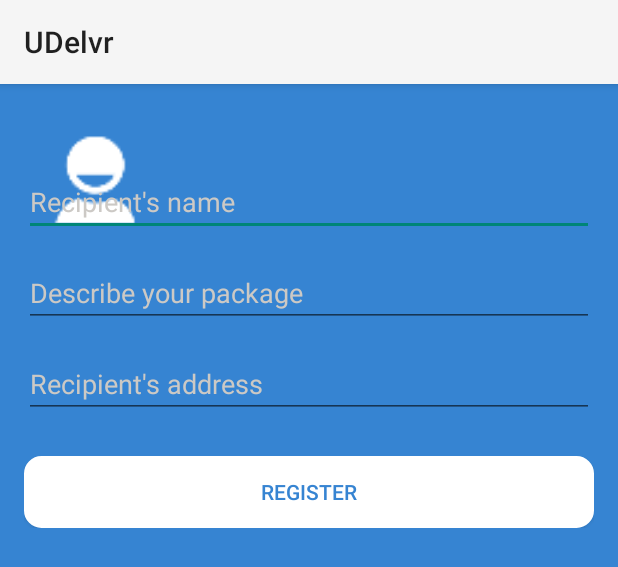
After one commit to mayurj07/UDelvr, an Android app: the layout add_shipment.xml on its own in the app's theme, with its tools: preview values and no code run, on a phone screen of 412 x 824 dp. The commit adds this screen. Shown: the top 567 px of the screen. Run offline under Robolectric (Android 15) with nearby library versions, the phone set to English and light mode, and no system bars.

Commit message:
log in button and form start

```diff
--- a/app/src/main/res/layout/activity_register_details.xml
+++ b/app/src/main/res/layout/activity_register_details.xml
@@ -17,8 +17,8 @@
 
     <com.mikhaellopez.circularimageview.CircularImageView
         android:id="@+id/profilepic"
-            android:layout_width="150dp"
-            android:layout_height="150dp"
+        android:layout_width="96dp"
+        android:layout_height="96dp"
         android:src="@drawable/default_profile"
         app:border_color="#EEEEEE"
         app:border_width="4dp"
@@ -26,6 +26,7 @@
         android:layout_alignParentTop="true"
         android:layout_centerHorizontal="true"
         android:layout_marginTop="60dp" />
+
 
         <EditText
             android:layout_width="wrap_content"
@@ -97,17 +98,5 @@
         android:layout_alignParentEnd="true"
         android:layout_alignParentStart="true" />
 
-
-    <!-- facebook login button -->
-    <com.facebook.widget.LoginButton
-        android:id="@+id/authButton"
-        android:layout_width="match_parent"
-        android:layout_height="wrap_content"
-        android:layout_gravity="center_horizontal"
-        android:layout_marginTop="30dp"
-        android:layout_below="@+id/button_register"
-        android:layout_alignParentEnd="true"
-        android:layout_alignParentStart="true"/>
-
 </RelativeLayout>
     </ScrollView>
--- a/app/src/main/res/layout/activity_spash_screen_signup.xml
+++ b/app/src/main/res/layout/activity_spash_screen_signup.xml
@@ -92,5 +92,28 @@
             android:layout_marginTop="15dp"
             android:layout_gravity="bottom" />
 
+        <TextView
+            android:layout_width="wrap_content"
+            android:layout_height="wrap_content"
+            android:textAppearance="?android:attr/textAppearanceLarge"
+            android:text="@string/or"
+            android:textColor="@color/udelvr_white"
+            android:textSize="20dp"
+            android:id="@+id/textView"
+            android:typeface="monospace"
+            android:layout_alignParentTop="true"
+            android:layout_marginTop="50dp" />
+
+        <!-- facebook login button -->
+        <com.facebook.widget.LoginButton
+            android:id="@+id/authButton"
+            android:layout_width="match_parent"
+            android:layout_height="wrap_content"
+            android:layout_gravity="center_horizontal"
+            android:layout_marginTop="30dp"
+            android:layout_below="@+id/button_signup"
+            android:layout_alignParentEnd="true"
+            android:layout_alignParentStart="true"/>
+
     </LinearLayout>
 </ScrollView>
--- /dev/null
+++ b/app/src/main/res/layout/add_shipment.xml
@@ -0,0 +1,94 @@
+<ScrollView xmlns:android="http://schemas.android.com/apk/res/android"
+    xmlns:tools="http://schemas.android.com/tools"
+    xmlns:app="http://schemas.android.com/apk/res-auto"
+    android:id="@+id/fragmentaddshipment"
+    android:layout_width="fill_parent"
+    android:layout_height="match_parent"
+    tools:context="com.tesla.prasadshirsath.tesla.SignupDetails"
+    android:background="@color/udelvr_blue"
+    >
+    <RelativeLayout
+        android:layout_width="match_parent"
+        android:layout_height="fill_parent"
+        android:paddingLeft="@dimen/activity_horizontal_margin"
+        android:paddingRight="@dimen/activity_horizontal_margin"
+        android:paddingTop="@dimen/activity_vertical_margin"
+        android:paddingBottom="@dimen/activity_vertical_margin"
+        >
+
+        <de.hdodenhof.circleimageview.CircleImageView
+            xmlns:app="http://schemas.android.com/apk/res-auto"
+            android:id="@+id/profile_image"
+            android:layout_width="96dp"
+            android:layout_height="96dp"
+            android:src="@drawable/default_profile"
+            app:border_width="2dp"
+            app:border_color="#FF000000"/>
+
+        <EditText
+            android:layout_width="match_parent"
+            android:layout_height="wrap_content"
+            android:inputType="textPersonName"
+            android:hint="@string/recipient_name"
+            android:textColorHint="@color/udelvr_hint_white"
+            android:ems="10"
+            android:id="@+id/recipient"
+            android:layout_marginTop="40dp"
+            android:textColor="@color/udelvr_white"
+            android:layout_alignParentStart="true"
+            android:layout_alignEnd="@+id/item_desc"
+            />
+
+        <EditText
+            android:layout_width="match_parent"
+            android:layout_height="wrap_content"
+            android:id="@+id/item_desc"
+            android:hint="@string/item_desc"
+            android:layout_marginTop="15dp"
+            android:layout_below="@+id/recipient"
+            android:textColor="@color/udelvr_white"
+            android:textColorHint="@color/udelvr_hint_white"
+            android:layout_alignParentStart="true"
+            android:layout_alignParentEnd="true"
+            android:layout_alignEnd="@+id/imageButton"/>
+
+        <ImageButton
+        android:layout_width="match_parent"
+        android:layout_height="wrap_content"
+        android:id="@+id/imageButton"
+        android:layout_below="@+id/item_desc"
+        android:layout_alignBottom="@+id/item_desc"
+        android:layout_alignEnd="@+id/address"
+        android:layout_marginEnd="189dp" />
+
+
+        <EditText
+            android:layout_width="match_parent"
+            android:layout_height="wrap_content"
+            android:inputType="textPostalAddress"
+            android:hint="@string/address"
+            android:ems="10"
+            android:layout_marginTop="15dp"
+            android:id="@+id/address"
+            android:textColor="@color/udelvr_white"
+            android:textColorHint="@color/udelvr_hint_white"
+            android:layout_alignParentStart="true"
+            android:layout_alignParentEnd="true"
+            android:layout_below="@+id/item_desc"
+            android:layout_alignEnd="@+id/address" />
+
+        <Button
+            android:layout_width="wrap_content"
+            android:layout_height="wrap_content"
+            android:text="@string/Register"
+            android:textColor="@color/udelvr_blue"
+            android:id="@+id/button_add_shipment"
+            android:background="@drawable/roundedgraybutton"
+            android:layout_marginTop="25dp"
+            android:layout_below="@+id/address"
+            android:layout_alignParentEnd="true"
+            android:layout_alignParentStart="true" />
+
+
+    </RelativeLayout>
+</ScrollView>
--- a/app/src/main/res/values/colors.xml
+++ b/app/src/main/res/values/colors.xml
@@ -6,12 +6,9 @@
     <color name="udelvr_hint_white">#ffCCC9C5</color>
     <color name="udelvr_black_green">#18BC9C</color>
     <color name="udelvr_black_orange">#FFF09F20</color>
-
     <color name="udelvr_purple">#715DEC</color>
     <color name="udelvr_blue">#3684D2</color>
-
     <color name="udelvr_pink">#F5535F</color>
-
     <color name="udelvr_grey">#C2C2C2</color>
     <color name="list_item_title">#fff</color>
     <color name="list_background">#303030</color>
--- a/app/src/main/res/values/strings.xml
+++ b/app/src/main/res/values/strings.xml
@@ -54,4 +54,14 @@
     <!--facebook credential -->
     <string name="facebook_app_id">790241384392743</string>
 
+    <!--add_shipment.xml -->
+    <string name="add_shipment">Add shipment</string>
+    <string name="recipient_name">Recipient\'s name</string>
+    <string name="item_desc">Describe your package</string>
+    <string name="weight">How much your package weight</string>
+    <string name="address">Recipient\'s address</string>
+    <string name="time">Pick up time</string>
+    <string name="button_add_shipment">Add shipment</string>
+    <string name="or">--- OR ----</string>
+
 </resources>
```
Lines whose indentation alone changed are shown as unchanged.
